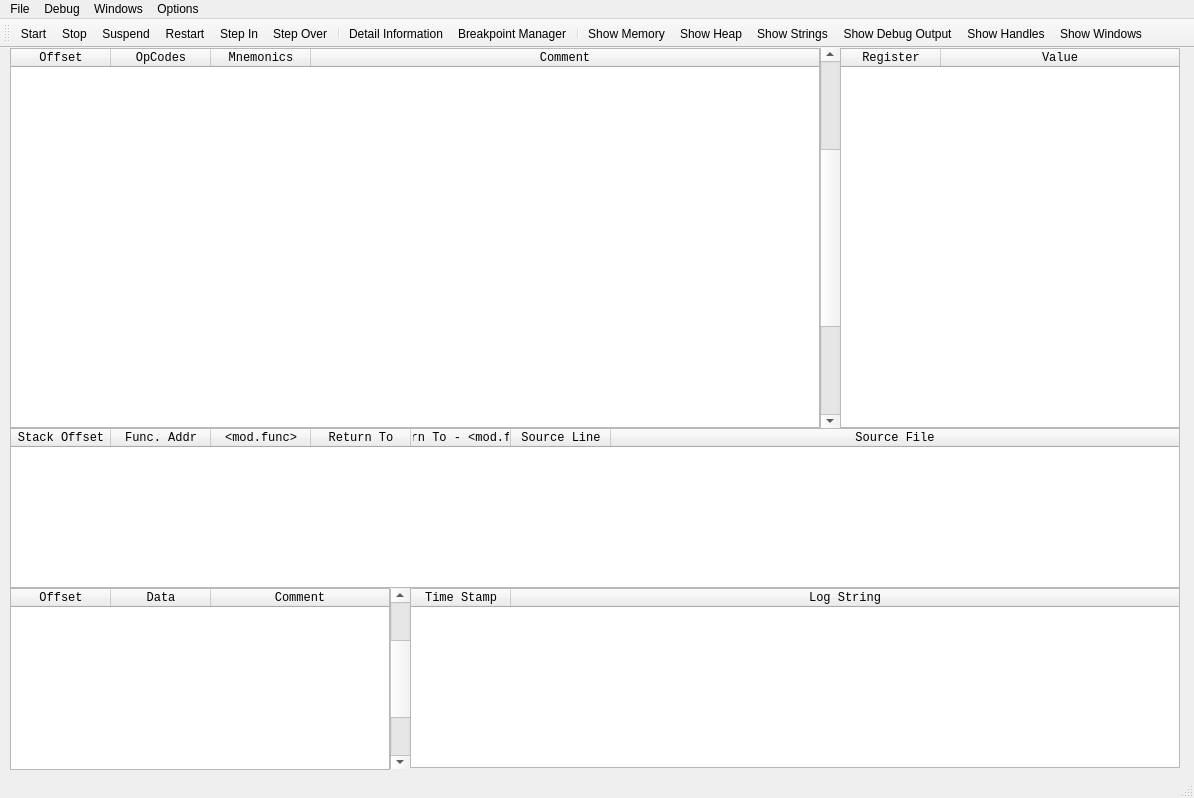
Before: the Qt Designer form qtNanomite/qtDLGNanomite.ui in zer0fl4g/Nanomite, drawn with Qt 5.
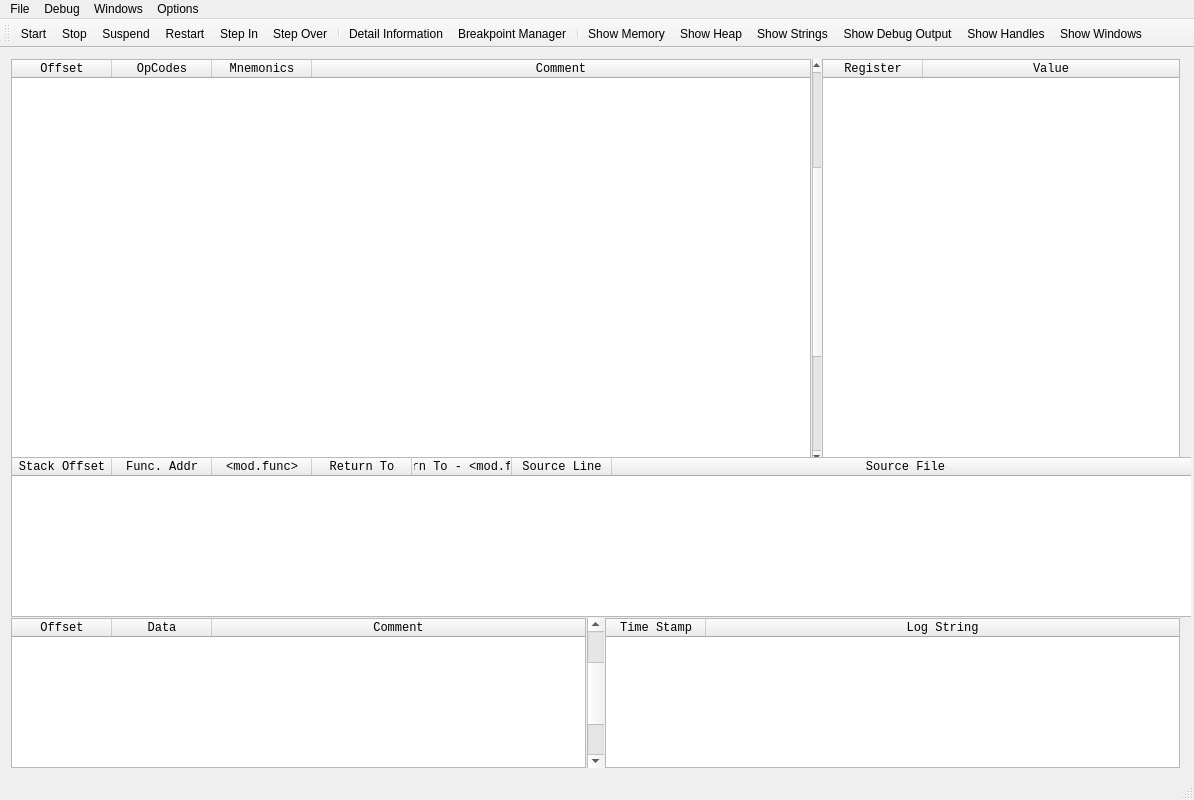
After: the same form once the commit is applied. Icons and pictures are not drawn.

Commit message: + fixed a bug which displayed crap on some x64 Addresses + fixed a crash in the Breakpoint Manager + fixed RegView for Wow64 + added dynamic load of Wow64 APIs (first step to XP64) + added right click menu in HeapView (send to HexView) + added right click menu in MemoryView (send to HexView) + added resizability to the different sub windows + added dynamic row calc to stack view (prepare for dynamic main window) + added own class and thread for disassembler

The edit to the form file:
```diff
--- a/qtNanomite/qtDLGNanomite.ui
+++ b/qtNanomite/qtDLGNanomite.ui
@@ -10,19 +10,19 @@
     <x>0</x>
     <y>0</y>
     <width>1194</width>
-    <height>798</height>
+    <height>800</height>
    </rect>
   </property>
   <property name="sizePolicy">
-   <sizepolicy hsizetype="Fixed" vsizetype="Fixed">
+   <sizepolicy hsizetype="Expanding" vsizetype="Expanding">
     <horstretch>0</horstretch>
     <verstretch>0</verstretch>
    </sizepolicy>
   </property>
   <property name="minimumSize">
    <size>
-    <width>990</width>
-    <height>775</height>
+    <width>1194</width>
+    <height>797</height>
    </size>
   </property>
   <property name="sizeIncrement">
@@ -39,69 +39,52 @@
     <normaloff>:/qtDLGNanomite/Icons/IDI_MAIN.ico</normaloff>:/qtDLGNanomite/Icons/IDI_MAIN.ico</iconset>
   </property>
   <widget class="QWidget" name="centralWidget">
-   <widget class="QTableWidget" name="tblLogBox">
+   <property name="sizePolicy">
+    <sizepolicy hsizetype="Expanding" vsizetype="Expanding">
+     <horstretch>0</horstretch>
+     <verstretch>0</verstretch>
+    </sizepolicy>
+   </property>
+   <widget class="QWidget" name="verticalLayoutWidget">
     <property name="geometry">
      <rect>
-      <x>410</x>
-      <y>540</y>
-      <width>770</width>
-      <height>180</height>
+      <x>0</x>
+      <y>0</y>
+      <width>1191</width>
+      <height>731</height>
      </rect>
     </property>
-    <property name="font">
-     <font>
-      <family>Lucida Console</family>
-     </font>
-    </property>
-    <property name="editTriggers">
-     <set>QAbstractItemView::NoEditTriggers</set>
-    </property>
-    <property name="selectionBehavior">
-     <enum>QAbstractItemView::SelectRows</enum>
-    </property>
-    <attribute name="horizontalHeaderStretchLastSection">
-     <bool>true</bool>
-    </attribute>
-    <attribute name="verticalHeaderVisible">
-     <bool>false</bool>
-    </attribute>
-    <attribute name="verticalHeaderDefaultSectionSize">
-     <number>14</number>
-    </attribute>
-    <attribute name="verticalHeaderMinimumSectionSize">
-     <number>14</number>
-    </attribute>
-    <column>
-     <property name="text">
-      <string>Time Stamp</string>
-     </property>
-    </column>
-    <column>
-     <property name="text">
-      <string>Log String</string>
-     </property>
-    </column>
-   </widget>
-   <widget class="QTableWidget" name="tblStack">
-    <property name="geometry">
-     <rect>
-      <x>10</x>
-      <y>540</y>
-      <width>380</width>
-      <height>182</height>
-     </rect>
-    </property>
+    <layout class="QVBoxLayout" name="MainLayout">
+     <property name="spacing">
+      <number>1</number>
+     </property>
+     <property name="sizeConstraint">
+      <enum>QLayout::SetNoConstraint</enum>
+     </property>
+     <item>
+      <layout class="QHBoxLayout" name="horizontalLayout">
+       <property name="spacing">
+        <number>1</number>
+       </property>
+       <item>
+        <widget class="QTableWidget" name="tblDisAs">
+         <property name="minimumSize">
+          <size>
+           <width>800</width>
+           <height>405</height>
+          </size>
+         </property>
+         <property name="maximumSize">
+          <size>
+           <width>16777215</width>
+           <height>405</height>
+          </size>
+         </property>
     <property name="font">
      <font>
       <family>Lucida Console</family>
      </font>
     </property>
-    <property name="verticalScrollBarPolicy">
-     <enum>Qt::ScrollBarAlwaysOff</enum>
-    </property>
-    <property name="horizontalScrollBarPolicy">
-     <enum>Qt::ScrollBarAsNeeded</enum>
-    </property>
     <property name="editTriggers">
      <set>QAbstractItemView::NoEditTriggers</set>
     </property>
@@ -127,7 +110,12 @@
     </column>
     <column>
      <property name="text">
-      <string>Data</string>
+           <string>OpCodes</string>
+          </property>
+         </column>
+         <column>
+          <property name="text">
+           <string>Mnemonics</string>
      </property>
     </column>
     <column>
@@ -136,21 +124,106 @@
      </property>
     </column>
    </widget>
+       </item>
+       <item>
+        <widget class="QScrollBar" name="scrollDisAs">
+         <property name="sizePolicy">
+          <sizepolicy hsizetype="Expanding" vsizetype="Expanding">
+           <horstretch>0</horstretch>
+           <verstretch>0</verstretch>
+          </sizepolicy>
+         </property>
+         <property name="minimumSize">
+          <size>
+           <width>0</width>
+           <height>405</height>
+          </size>
+         </property>
+         <property name="maximumSize">
+          <size>
+           <width>17</width>
+           <height>400</height>
+          </size>
+         </property>
+         <property name="maximum">
+          <number>10</number>
+         </property>
+         <property name="value">
+          <number>5</number>
+         </property>
+         <property name="orientation">
+          <enum>Qt::Vertical</enum>
+         </property>
+        </widget>
+       </item>
+       <item>
+        <widget class="QTableWidget" name="tblRegView">
+         <property name="minimumSize">
+          <size>
+           <width>358</width>
+           <height>405</height>
+          </size>
+         </property>
+         <property name="maximumSize">
+          <size>
+           <width>16777215</width>
+           <height>405</height>
+          </size>
+         </property>
+         <property name="font">
+          <font>
+           <family>Lucida Console</family>
+          </font>
+         </property>
+         <property name="editTriggers">
+          <set>QAbstractItemView::NoEditTriggers</set>
+         </property>
+         <property name="selectionBehavior">
+          <enum>QAbstractItemView::SelectRows</enum>
+         </property>
+         <attribute name="horizontalHeaderStretchLastSection">
+          <bool>true</bool>
+         </attribute>
+         <attribute name="verticalHeaderDefaultSectionSize">
+          <number>15</number>
+         </attribute>
+         <attribute name="verticalHeaderMinimumSectionSize">
+          <number>15</number>
+         </attribute>
+         <column>
+          <property name="text">
+           <string>Register</string>
+          </property>
+         </column>
+         <column>
+          <property name="text">
+           <string>Value</string>
+          </property>
+         </column>
+        </widget>
+       </item>
+      </layout>
+     </item>
+     <item>
    <widget class="QTableWidget" name="tblCallstack">
-    <property name="geometry">
-     <rect>
-      <x>10</x>
-      <y>380</y>
-      <width>1170</width>
-      <height>160</height>
-     </rect>
-    </property>
     <property name="sizePolicy">
      <sizepolicy hsizetype="Expanding" vsizetype="Expanding">
       <horstretch>0</horstretch>
       <verstretch>0</verstretch>
      </sizepolicy>
     </property>
+       <property name="minimumSize">
+        <size>
+         <width>1189</width>
+         <height>160</height>
+        </size>
+       </property>
+       <property name="maximumSize">
+        <size>
+         <width>16777215</width>
+         <height>160</height>
+        </size>
+       </property>
     <property name="font">
      <font>
       <family>Lucida Console</family>
@@ -213,20 +286,37 @@
      </property>
     </column>
    </widget>
-   <widget class="QTableWidget" name="tblDisAs">
-    <property name="geometry">
-     <rect>
-      <x>10</x>
-      <y>0</y>
-      <width>810</width>
-      <height>380</height>
-     </rect>
+     </item>
+     <item>
+      <layout class="QHBoxLayout" name="horizontalLayout_4" stretch="0,0,0">
+       <property name="spacing">
+        <number>1</number>
+       </property>
+       <item>
+        <widget class="QTableWidget" name="tblStack">
+         <property name="minimumSize">
+          <size>
+           <width>400</width>
+           <height>150</height>
+          </size>
+         </property>
+         <property name="maximumSize">
+          <size>
+           <width>16777215</width>
+           <height>150</height>
+          </size>
     </property>
     <property name="font">
      <font>
       <family>Lucida Console</family>
      </font>
     </property>
+         <property name="verticalScrollBarPolicy">
+          <enum>Qt::ScrollBarAlwaysOff</enum>
+         </property>
+         <property name="horizontalScrollBarPolicy">
+          <enum>Qt::ScrollBarAsNeeded</enum>
+         </property>
     <property name="editTriggers">
      <set>QAbstractItemView::NoEditTriggers</set>
     </property>
@@ -252,12 +342,7 @@
     </column>
     <column>
      <property name="text">
-      <string>OpCodes</string>
-     </property>
-    </column>
-    <column>
-     <property name="text">
-      <string>Mnemonics</string>
+           <string>Data</string>
      </property>
     </column>
     <column>
@@ -266,58 +351,27 @@
      </property>
     </column>
    </widget>
-   <widget class="QTableWidget" name="tblRegView">
-    <property name="geometry">
-     <rect>
-      <x>840</x>
-      <y>0</y>
-      <width>340</width>
-      <height>380</height>
-     </rect>
-    </property>
-    <property name="font">
-     <font>
-      <family>Lucida Console</family>
-     </font>
-    </property>
-    <property name="editTriggers">
-     <set>QAbstractItemView::NoEditTriggers</set>
-    </property>
-    <property name="selectionBehavior">
-     <enum>QAbstractItemView::SelectRows</enum>
-    </property>
-    <attribute name="horizontalHeaderStretchLastSection">
-     <bool>true</bool>
-    </attribute>
-    <attribute name="verticalHeaderMinimumSectionSize">
-     <number>15</number>
-    </attribute>
-    <column>
-     <property name="text">
-      <string>Register</string>
-     </property>
-    </column>
-    <column>
-     <property name="text">
-      <string>Value</string>
-     </property>
-    </column>
-   </widget>
+       </item>
+       <item>
    <widget class="QScrollBar" name="scrollStackView">
-    <property name="geometry">
-     <rect>
-      <x>390</x>
-      <y>541</y>
-      <width>20</width>
-      <height>180</height>
-     </rect>
-    </property>
     <property name="sizePolicy">
-     <sizepolicy hsizetype="Fixed" vsizetype="Fixed">
+          <sizepolicy hsizetype="Expanding" vsizetype="Expanding">
       <horstretch>0</horstretch>
       <verstretch>0</verstretch>
      </sizepolicy>
     </property>
+         <property name="minimumSize">
+          <size>
+           <width>0</width>
+           <height>150</height>
+          </size>
+         </property>
+         <property name="maximumSize">
+          <size>
+           <width>17</width>
+           <height>150</height>
+          </size>
+         </property>
     <property name="maximum">
      <number>10</number>
     </property>
@@ -328,24 +382,59 @@
      <enum>Qt::Vertical</enum>
     </property>
    </widget>
-   <widget class="QScrollBar" name="scrollDisAs">
-    <property name="geometry">
-     <rect>
-      <x>820</x>
-      <y>0</y>
-      <width>20</width>
-      <height>380</height>
-     </rect>
-    </property>
-    <property name="maximum">
-     <number>10</number>
-    </property>
-    <property name="value">
-     <number>5</number>
-    </property>
-    <property name="orientation">
-     <enum>Qt::Vertical</enum>
-    </property>
+       </item>
+       <item>
+        <widget class="QTableWidget" name="tblLogBox">
+         <property name="minimumSize">
+          <size>
+           <width>500</width>
+           <height>150</height>
+          </size>
+         </property>
+         <property name="maximumSize">
+          <size>
+           <width>16777215</width>
+           <height>150</height>
+          </size>
+         </property>
+         <property name="font">
+          <font>
+           <family>Lucida Console</family>
+          </font>
+         </property>
+         <property name="editTriggers">
+          <set>QAbstractItemView::NoEditTriggers</set>
+         </property>
+         <property name="selectionBehavior">
+          <enum>QAbstractItemView::SelectRows</enum>
+         </property>
+         <attribute name="horizontalHeaderStretchLastSection">
+          <bool>true</bool>
+         </attribute>
+         <attribute name="verticalHeaderVisible">
+          <bool>false</bool>
+         </attribute>
+         <attribute name="verticalHeaderDefaultSectionSize">
+          <number>14</number>
+         </attribute>
+         <attribute name="verticalHeaderMinimumSectionSize">
+          <number>14</number>
+         </attribute>
+         <column>
+          <property name="text">
+           <string>Time Stamp</string>
+          </property>
+         </column>
+         <column>
+          <property name="text">
+           <string>Log String</string>
+          </property>
+         </column>
+        </widget>
+       </item>
+      </layout>
+     </item>
+    </layout>
    </widget>
   </widget>
   <widget class="QMenuBar" name="menuBar">
@@ -430,7 +519,14 @@
    <addaction name="actionWindow_Show_Handles"/>
    <addaction name="actionWindow_Show_Windows"/>
   </widget>
-  <widget class="QStatusBar" name="stateBar"/>
+  <widget class="QStatusBar" name="stateBar">
+   <property name="sizePolicy">
+    <sizepolicy hsizetype="Expanding" vsizetype="Expanding">
+     <horstretch>0</horstretch>
+     <verstretch>0</verstretch>
+    </sizepolicy>
+   </property>
+  </widget>
   <action name="actionFile_OpenNew">
    <property name="text">
     <string>Open new File</string>
```
Left out of the diff: 38 changed lines with no effect on the pictures. Lines whose indentation alone changed are shown as unchanged. The commit also changes 40 other files.
